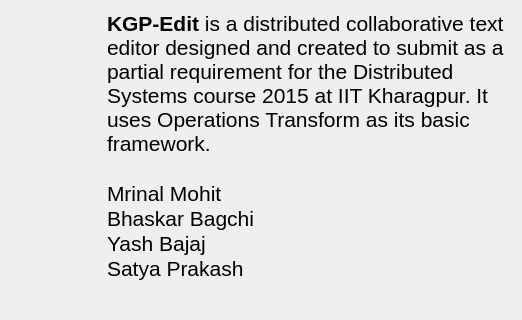
Qt form firstrundialog.ui (bhaskarbagchi/KgpEdit) before a commit; both pictures show x 166 to 688 and y 0 to 320 of the 688 by 420 pixel window.
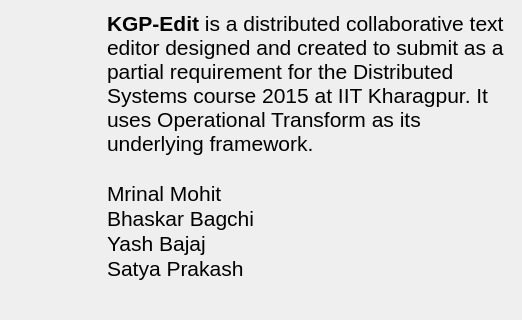
The same form after that commit. Icons and pictures are not drawn.

The edit to the form file:
```diff
--- a/firstrundialog.ui
+++ b/firstrundialog.ui
@@ -78,13 +78,12 @@
 &lt;html&gt;&lt;head&gt;&lt;meta name=&quot;qrichtext&quot; content=&quot;1&quot; /&gt;&lt;style type=&quot;text/css&quot;&gt;
 p, li { white-space: pre-wrap; }
 &lt;/style&gt;&lt;/head&gt;&lt;body style=&quot; font-family:'Ubuntu'; font-size:28pt; font-weight:600; font-style:normal;&quot;&gt;
-&lt;p style=&quot; margin-top:0px; margin-bottom:0px; margin-left:0px; margin-right:0px; -qt-block-indent:0; text-indent:0px;&quot;&gt;&lt;span style=&quot; font-family:'MS Shell Dlg 2'; font-size:16pt;&quot;&gt;KGP-Edit&lt;/span&gt;&lt;span style=&quot; font-family:'MS Shell Dlg 2'; font-size:16pt; font-weight:400;&quot;&gt; is a distributed collaborative text editor designed and created to submit as a partial requirement for the Distributed Systems course 2015 at IIT Kharagpur. It uses Operations Transform as its basic framework.&lt;/span&gt;&lt;/p&gt;
+&lt;p style=&quot; margin-top:0px; margin-bottom:0px; margin-left:0px; margin-right:0px; -qt-block-indent:0; text-indent:0px;&quot;&gt;&lt;span style=&quot; font-family:'MS Shell Dlg 2'; font-size:16pt;&quot;&gt;KGP-Edit&lt;/span&gt;&lt;span style=&quot; font-family:'MS Shell Dlg 2'; font-size:16pt; font-weight:400;&quot;&gt; is a distributed collaborative text editor designed and created to submit as a partial requirement for the Distributed Systems course 2015 at IIT Kharagpur. It uses Operational Transform as its underlying framework.&lt;/span&gt;&lt;/p&gt;
 &lt;p style=&quot;-qt-paragraph-type:empty; margin-top:0px; margin-bottom:0px; margin-left:0px; margin-right:0px; -qt-block-indent:0; text-indent:0px; font-family:'MS Shell Dlg 2'; font-size:16pt; font-weight:400;&quot;&gt;&lt;br /&gt;&lt;/p&gt;
 &lt;p style=&quot; margin-top:0px; margin-bottom:0px; margin-left:0px; margin-right:0px; -qt-block-indent:0; text-indent:0px;&quot;&gt;&lt;span style=&quot; font-family:'MS Shell Dlg 2'; font-size:16pt; font-weight:400;&quot;&gt;Mrinal Mohit&lt;/span&gt;&lt;/p&gt;
 &lt;p style=&quot; margin-top:0px; margin-bottom:0px; margin-left:0px; margin-right:0px; -qt-block-indent:0; text-indent:0px;&quot;&gt;&lt;span style=&quot; font-family:'MS Shell Dlg 2'; font-size:16pt; font-weight:400;&quot;&gt;Bhaskar Bagchi&lt;/span&gt;&lt;/p&gt;
 &lt;p style=&quot; margin-top:0px; margin-bottom:0px; margin-left:0px; margin-right:0px; -qt-block-indent:0; text-indent:0px;&quot;&gt;&lt;span style=&quot; font-family:'MS Shell Dlg 2'; font-size:16pt; font-weight:400;&quot;&gt;Yash Bajaj&lt;/span&gt;&lt;/p&gt;
-&lt;p style=&quot; margin-top:0px; margin-bottom:0px; margin-left:0px; margin-right:0px; -qt-block-indent:0; text-indent:0px;&quot;&gt;&lt;span style=&quot; font-family:'MS Shell Dlg 2'; font-size:16pt; font-weight:400;&quot;&gt;Satya Prakash&lt;/span&gt;&lt;/p&gt;
-&lt;p style=&quot;-qt-paragraph-type:empty; margin-top:0px; margin-bottom:0px; margin-left:0px; margin-right:0px; -qt-block-indent:0; text-indent:0px; font-size:16pt;&quot;&gt;&lt;br /&gt;&lt;/p&gt;&lt;/body&gt;&lt;/html&gt;</string>
+&lt;p style=&quot; margin-top:0px; margin-bottom:0px; margin-left:0px; margin-right:0px; -qt-block-indent:0; text-indent:0px;&quot;&gt;&lt;span style=&quot; font-family:'MS Shell Dlg 2'; font-size:16pt; font-weight:400;&quot;&gt;Satya Prakash&lt;/span&gt;&lt;/p&gt;&lt;/body&gt;&lt;/html&gt;</string>
         </property>
         <property name="alignment">
          <set>Qt::AlignLeading|Qt::AlignLeft|Qt::AlignTop</set>
```
